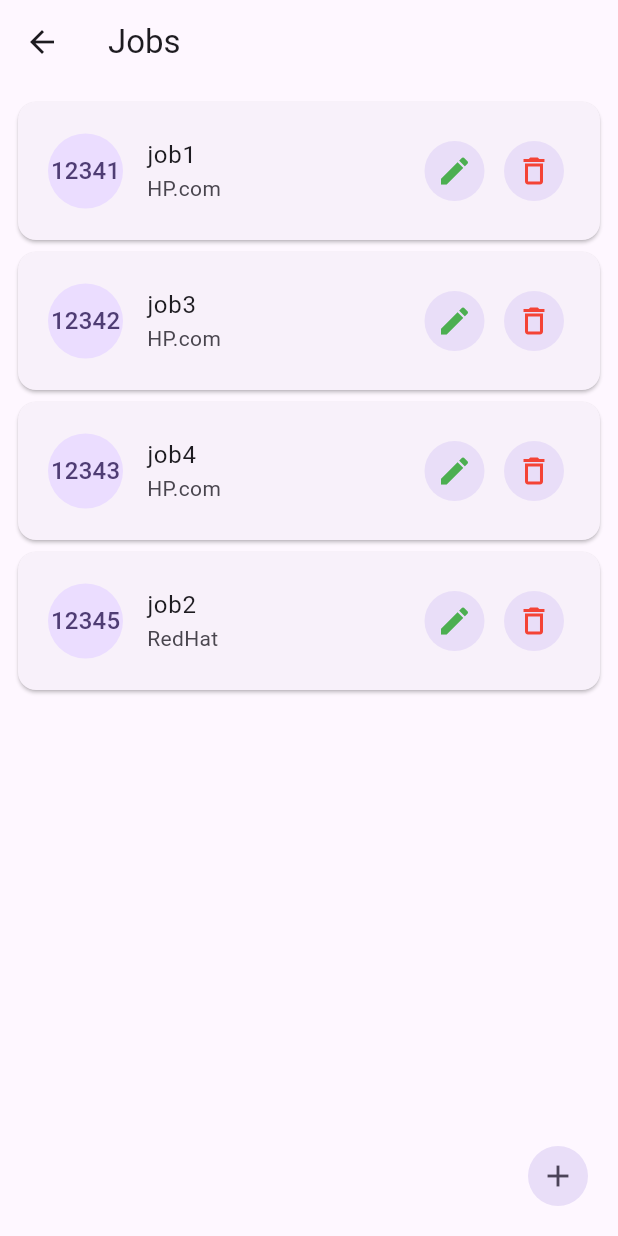
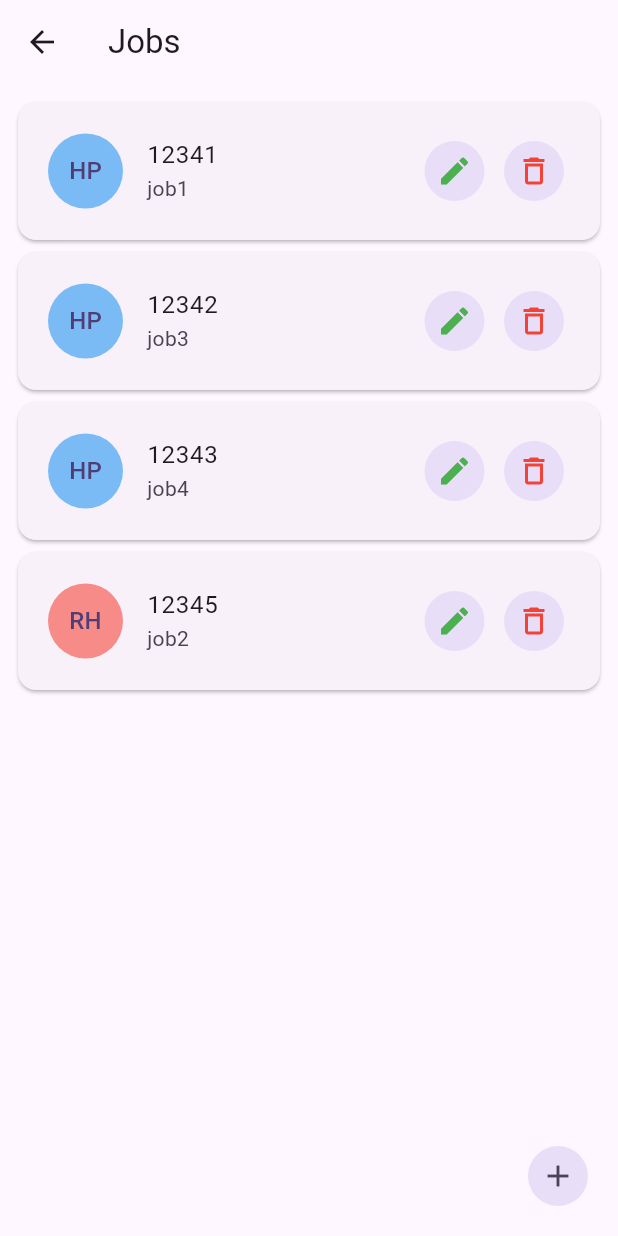
Before and after one commit to nicponidas/ts_bloc, a Flutter app: the JobsListPage screen opened directly, on a phone screen of 412 x 824 dp. Run offline on Flutter 3.47's test engine with Material 3 defaults, Android fonts, the phone set to English and light mode, and no system bars; our stand-ins replace equatable, flutter_bloc, flutter_colorpicker.

Commit message:
takie tam popraweeczki

```diff
--- a/lib/dummy_data/dummy_data.dart
+++ b/lib/dummy_data/dummy_data.dart
@@ -1,3 +1,6 @@
+import 'dart:ui';
+
+import 'package:flutter/material.dart';
 import 'package:time_sheet/models/client_model.dart';
 import 'package:time_sheet/models/job_model.dart';
 import 'package:time_sheet/models/task_model.dart';
@@ -5,8 +8,8 @@ import 'package:time_sheet/models/task_type_model.dart';
 import 'package:time_sheet/models/user_model.dart';
 
 var listOfClient = [
-  ClientModel(id: '1', name: 'HP.com'),
-  ClientModel(id: '2', name: 'RedHat')
+  ClientModel(id: '1', name: 'HP.com', shortName: 'HP', clientColor: Colors.blue),
+  ClientModel(id: '2', name: 'RedHat', shortName: 'RH', clientColor: Colors.red),
 ];
 var listOfJobs = [
   JobModel(title: 'job1', id: '1', clientId: '1', jobNumber: 12341, jobUrl: '',),
--- a/lib/models/client_model.dart
+++ b/lib/models/client_model.dart
@@ -1,14 +1,24 @@
+import 'dart:ui';
+
 class ClientModel {
   final String id;
   final String name;
+  final String shortName;
+  final Color clientColor;
 
-  ClientModel({required this.id, required this.name});
-
+  ClientModel({
+    required this.id,
+    required this.name,
+    required this.shortName,
+    required this.clientColor,
+  });
 
   Map<String, dynamic> toMap() {
     return {
       'id': id,
       'name': name,
+      'shortName': shortName,
+      'color': clientColor
     };
   }
 
@@ -16,12 +26,17 @@ class ClientModel {
     return ClientModel(
       id: map['id'] as String,
       name: map['name'] as String,
+      shortName: map['shortName'] as String,
+      clientColor: Color(map['clientColor'] as int),
     );
   }
+
   ClientModel copyWith({String? id, String? name}) {
     return ClientModel(
       id: id ?? this.id,
       name: name ?? this.name,
+      shortName: shortName,
+        clientColor: clientColor
     );
   }
 }
--- a/lib/widgets/job_tile.dart
+++ b/lib/widgets/job_tile.dart
@@ -2,6 +2,7 @@ import 'package:flutter/material.dart';
 import 'package:flutter_bloc/flutter_bloc.dart';
 import 'package:time_sheet/bloc/client_bloc.dart';
 import 'package:time_sheet/bloc/job_bloc.dart';
+
 // import 'package:time_sheet/dummy_data/dummy_data.dart';
 // import 'package:time_sheet/models/client_model.dart';
 import 'package:time_sheet/models/job_model.dart';
@@ -16,12 +17,11 @@ class JobTile extends StatelessWidget {
 
   final JobModel jobModel;
 
-
-
   @override
   Widget build(BuildContext context) {
-    final clientName = (context.watch<ClientBloc>().state as ClientLoaded).clients
-        .firstWhere((element) => element.id == jobModel.clientId).name;
+    final client = (context.watch<ClientBloc>().state as ClientLoaded)
+        .clients
+        .firstWhere((element) => element.id == jobModel.clientId);
     return GestureDetector(
       onTap: () => Navigator.of(context).push(
           MaterialPageRoute(builder: (context) => JobPage(job: jobModel))),
@@ -29,9 +29,14 @@ class JobTile extends StatelessWidget {
         contentPadding:
             const EdgeInsets.only(top: 10, bottom: 10, left: 20, right: 20),
         leading: CircleAvatar(
-            radius: 25, child: Text(jobModel.jobNumber.toString(),),),
-        title: Text(jobModel.title),
-        subtitle: Text(clientName),
+          radius: 25,
+          backgroundColor: client.clientColor.withAlpha(150),
+          child: Text(
+            client.shortName,
+          ),
+        ),
+        title: Text(jobModel.jobNumber.toString()),
+        subtitle: Text(jobModel.title),
         trailing: Row(
           spacing: 5,
           mainAxisSize: MainAxisSize.min,
--- a/pubspec.yaml
+++ b/pubspec.yaml
@@ -39,6 +39,7 @@ dependencies:
   get: ^4.6.6
   intl: ^0.20.1
   fl_chart: ^0.70.2
+  flutter_colorpicker: ^1.1.0
 
 dev_dependencies:
   flutter_test:
```
Also changed, not shown: lib/widgets/add_client_form.dart (+48 -17 lines), lib/widgets/add_task_form.dart (+20 -17 lines), lib/widgets/client_tile.dart (+15 -8 lines), pubspec.lock.
